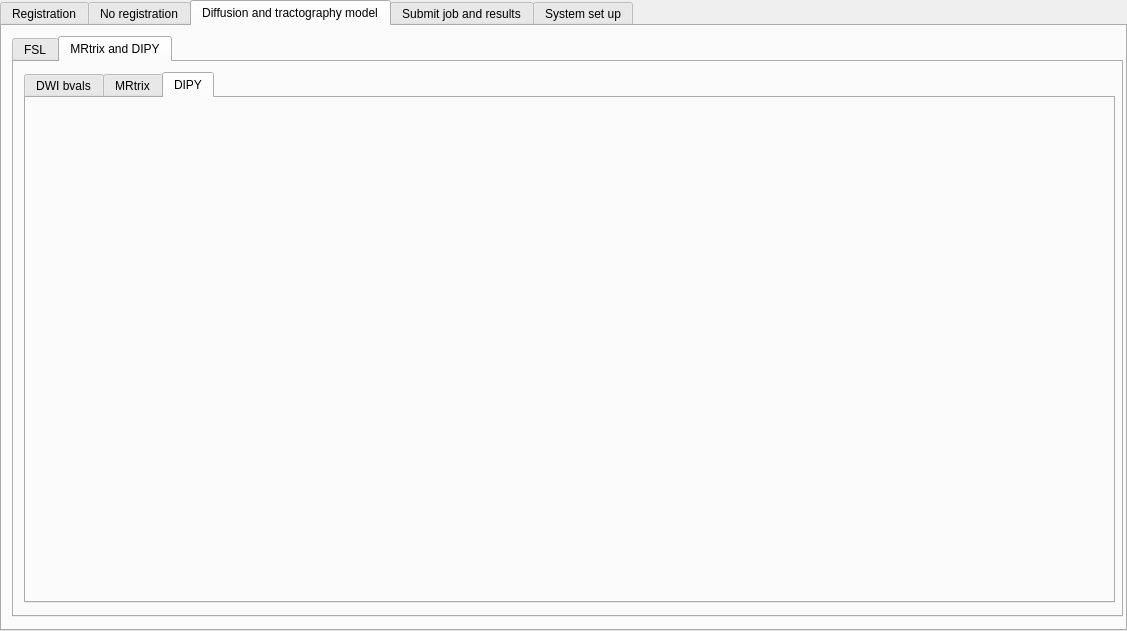
Before: the Qt Designer form interface_tab.ui in HZBCPP/CONTINUITY-lite, drawn with Qt 5.
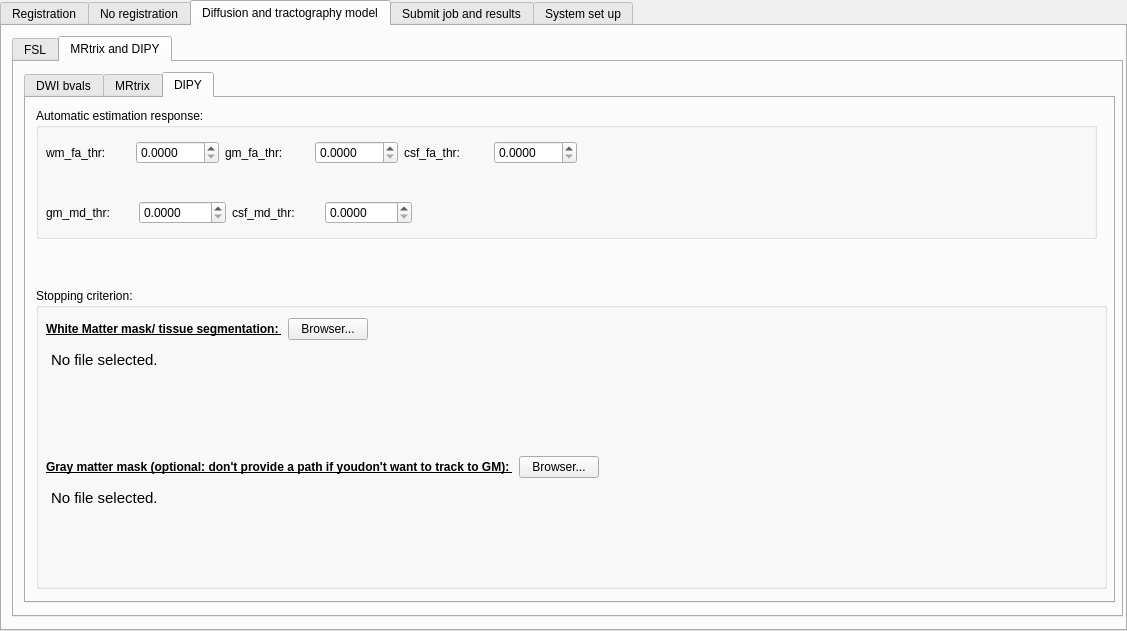
After: the same form once the commit is applied. The open tabs and pages were chosen to show the change.

```diff
--- a/interface_tab.ui
+++ b/interface_tab.ui
@@ -4715,6 +4715,272 @@
        <attribute name="title">
         <string>DIPY</string>
        </attribute>
+       <widget class="QGroupBox" name="groupBox_2">
+        <property name="geometry">
+         <rect>
+          <x>10</x>
+          <y>190</y>
+          <width>1071</width>
+          <height>301</height>
+         </rect>
+        </property>
+        <property name="title">
+         <string>Stopping criterion: </string>
+        </property>
+        <widget class="QWidget" name="layoutWidget_21">
+         <property name="geometry">
+          <rect>
+           <x>10</x>
+           <y>30</y>
+           <width>1011</width>
+           <height>271</height>
+          </rect>
+         </property>
+         <layout class="QGridLayout" name="gridLayout_6">
+          <item row="0" column="0">
+           <layout class="QHBoxLayout" name="horizontalLayout_93">
+            <item>
+             <widget class="QLabel" name="label_45">
+              <property name="font">
+               <font>
+                <weight>75</weight>
+                <bold>true</bold>
+                <underline>true</underline>
+               </font>
+              </property>
+              <property name="text">
+               <string>White Matter mask/ tissue segmentation: </string>
+              </property>
+             </widget>
+            </item>
+            <item>
+             <widget class="QPushButton" name="wm_mask_pushButton">
+              <property name="text">
+               <string>Browser...</string>
+              </property>
+             </widget>
+            </item>
+            <item>
+             <spacer name="horizontalSpacer_61">
+              <property name="orientation">
+               <enum>Qt::Horizontal</enum>
+              </property>
+              <property name="sizeHint" stdset="0">
+               <size>
+                <width>40</width>
+                <height>20</height>
+               </size>
+              </property>
+             </spacer>
+            </item>
+           </layout>
+          </item>
+          <item row="1" column="0">
+           <widget class="QTextEdit" name="wm_mask_textEdit">
+            <property name="styleSheet">
+             <string notr="true">QTextEdit {
+	background-color : transparent
+}</string>
+            </property>
+            <property name="readOnly">
+             <bool>true</bool>
+            </property>
+            <property name="html">
+             <string>&lt;!DOCTYPE HTML PUBLIC &quot;-//W3C//DTD HTML 4.0//EN&quot; &quot;http://www.w3.org/TR/REC-html40/strict.dtd&quot;&gt;
+&lt;html&gt;&lt;head&gt;&lt;meta name=&quot;qrichtext&quot; content=&quot;1&quot; /&gt;&lt;style type=&quot;text/css&quot;&gt;
+p, li { white-space: pre-wrap; }
+&lt;/style&gt;&lt;/head&gt;&lt;body style=&quot; font-family:'Ubuntu'; font-size:11pt; font-weight:400; font-style:normal;&quot;&gt;
+&lt;p style=&quot; margin-top:0px; margin-bottom:0px; margin-left:0px; margin-right:0px; -qt-block-indent:0; text-indent:0px;&quot;&gt;No file selected.&lt;/p&gt;&lt;/body&gt;&lt;/html&gt;</string>
+            </property>
+           </widget>
+          </item>
+          <item row="2" column="0">
+           <layout class="QHBoxLayout" name="horizontalLayout_94">
+            <item>
+             <widget class="QLabel" name="label_90">
+              <property name="font">
+               <font>
+                <weight>75</weight>
+                <bold>true</bold>
+                <underline>true</underline>
+               </font>
+              </property>
+              <property name="text">
+               <string>Gray matter mask (optional: don't provide a path if youdon't want to track to GM): </string>
+              </property>
+             </widget>
+            </item>
+            <item>
+             <widget class="QPushButton" name="gm_mask_pushButton">
+              <property name="text">
+               <string>Browser...</string>
+              </property>
+             </widget>
+            </item>
+            <item>
+             <spacer name="horizontalSpacer_63">
+              <property name="orientation">
+               <enum>Qt::Horizontal</enum>
+              </property>
+              <property name="sizeHint" stdset="0">
+               <size>
+                <width>40</width>
+                <height>20</height>
+               </size>
+              </property>
+             </spacer>
+            </item>
+           </layout>
+          </item>
+          <item row="3" column="0">
+           <widget class="QTextEdit" name="gm_mask_textEdit">
+            <property name="styleSheet">
+             <string notr="true">QTextEdit {
+	background-color : transparent
+}</string>
+            </property>
+            <property name="readOnly">
+             <bool>true</bool>
+            </property>
+            <property name="html">
+             <string>&lt;!DOCTYPE HTML PUBLIC &quot;-//W3C//DTD HTML 4.0//EN&quot; &quot;http://www.w3.org/TR/REC-html40/strict.dtd&quot;&gt;
+&lt;html&gt;&lt;head&gt;&lt;meta name=&quot;qrichtext&quot; content=&quot;1&quot; /&gt;&lt;style type=&quot;text/css&quot;&gt;
+p, li { white-space: pre-wrap; }
+&lt;/style&gt;&lt;/head&gt;&lt;body style=&quot; font-family:'Ubuntu'; font-size:11pt; font-weight:400; font-style:normal;&quot;&gt;
+&lt;p style=&quot; margin-top:0px; margin-bottom:0px; margin-left:0px; margin-right:0px; -qt-block-indent:0; text-indent:0px;&quot;&gt;No file selected.&lt;/p&gt;&lt;/body&gt;&lt;/html&gt;</string>
+            </property>
+           </widget>
+          </item>
+         </layout>
+        </widget>
+       </widget>
+       <widget class="QGroupBox" name="groupBox_22">
+        <property name="geometry">
+         <rect>
+          <x>10</x>
+          <y>10</y>
+          <width>1061</width>
+          <height>131</height>
+         </rect>
+        </property>
+        <property name="title">
+         <string>Automatic estimation response: </string>
+        </property>
+        <widget class="QWidget" name="layoutWidget">
+         <property name="geometry">
+          <rect>
+           <x>10</x>
+           <y>30</y>
+           <width>531</width>
+           <height>30</height>
+          </rect>
+         </property>
+         <layout class="QHBoxLayout" name="horizontalLayout_95">
+          <item>
+           <layout class="QHBoxLayout" name="horizontalLayout_88">
+            <item>
+             <widget class="QLabel" name="label_56">
+              <property name="text">
+               <string>wm_fa_thr: </string>
+              </property>
+             </widget>
+            </item>
+            <item>
+             <widget class="QDoubleSpinBox" name="wm_fa_thr_doubleSpinBox">
+              <property name="decimals">
+               <number>4</number>
+              </property>
+             </widget>
+            </item>
+           </layout>
+          </item>
+          <item>
+           <layout class="QHBoxLayout" name="horizontalLayout_89">
+            <item>
+             <widget class="QLabel" name="label_86">
+              <property name="text">
+               <string>gm_fa_thr: </string>
+              </property>
+             </widget>
+            </item>
+            <item>
+             <widget class="QDoubleSpinBox" name="gm_fa_thr_doubleSpinBox">
+              <property name="decimals">
+               <number>4</number>
+              </property>
+             </widget>
+            </item>
+           </layout>
+          </item>
+          <item>
+           <layout class="QHBoxLayout" name="horizontalLayout_90">
+            <item>
+             <widget class="QLabel" name="label_87">
+              <property name="text">
+               <string>csf_fa_thr: </string>
+              </property>
+             </widget>
+            </item>
+            <item>
+             <widget class="QDoubleSpinBox" name="csf_fa_thr_doubleSpinBox">
+              <property name="decimals">
+               <number>4</number>
+              </property>
+             </widget>
+            </item>
+           </layout>
+          </item>
+         </layout>
+        </widget>
+        <widget class="QWidget" name="layoutWidget">
+         <property name="geometry">
+          <rect>
+           <x>10</x>
+           <y>90</y>
+           <width>366</width>
+           <height>30</height>
+          </rect>
+         </property>
+         <layout class="QHBoxLayout" name="horizontalLayout_96">
+          <item>
+           <layout class="QHBoxLayout" name="horizontalLayout_91">
+            <item>
+             <widget class="QLabel" name="label_88">
+              <property name="text">
+               <string>gm_md_thr: </string>
+              </property>
+             </widget>
+            </item>
+            <item>
+             <widget class="QDoubleSpinBox" name="gm_md_thr_doubleSpinBox">
+              <property name="decimals">
+               <number>4</number>
+              </property>
+             </widget>
+            </item>
+           </layout>
+          </item>
+          <item>
+           <layout class="QHBoxLayout" name="horizontalLayout_92">
+            <item>
+             <widget class="QLabel" name="label_89">
+              <property name="text">
+               <string>csf_md_thr: </string>
+              </property>
+             </widget>
+            </item>
+            <item>
+             <widget class="QDoubleSpinBox" name="csf_md_thr_doubleSpinBox">
+              <property name="decimals">
+               <number>4</number>
+              </property>
+             </widget>
+            </item>
+           </layout>
+          </item>
+         </layout>
+        </widget>
+       </widget>
       </widget>
      </widget>
     </widget>
```
Left out of the diff: 125 changed lines with no effect on the pictures.
